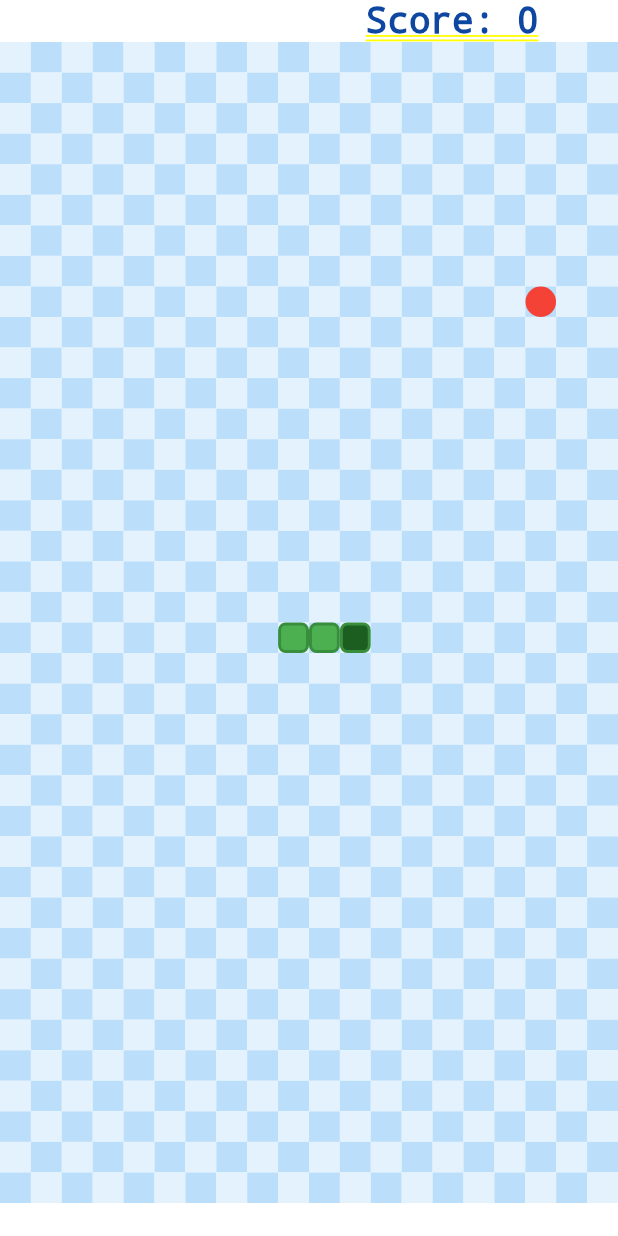
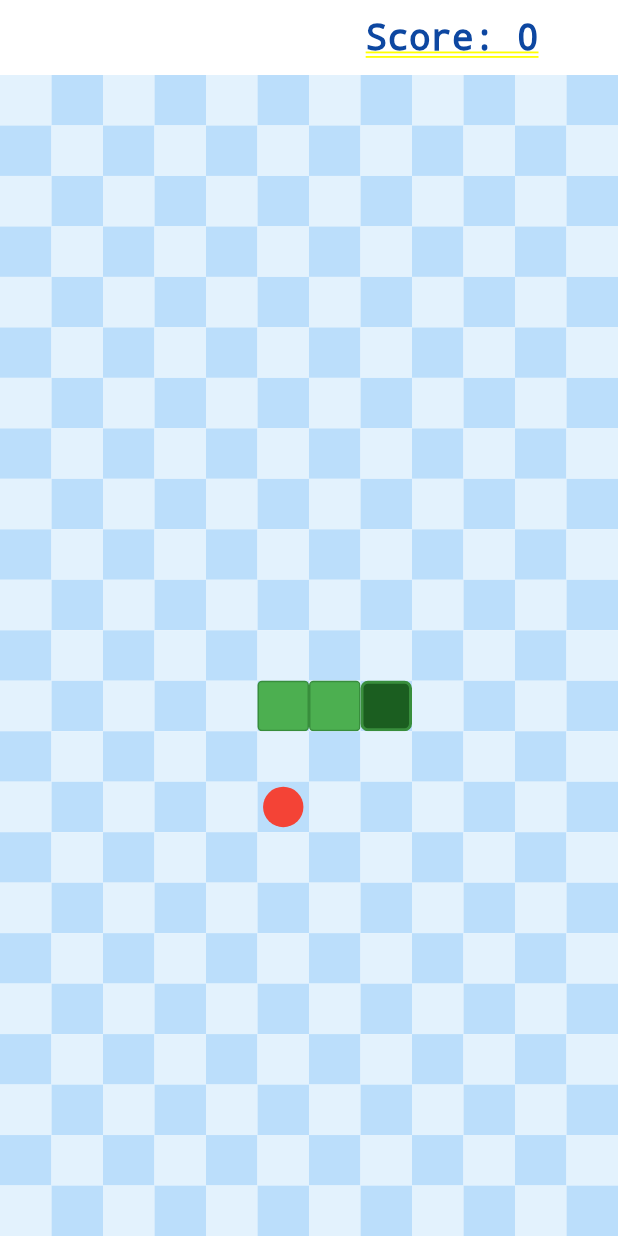
Before and after one commit to vssenko/flutter-snake, a Flutter app: the screen it shows after launch, after a tap on "New Game", on a phone screen of 412 x 824 dp. Run offline on Flutter 3.47's test engine with Material 2 defaults, Android fonts, the phone set to English and light mode, and no system bars.

Commit message:
Fix bait alignment.

```diff
--- a/lib/screens/game/field.dart
+++ b/lib/screens/game/field.dart
@@ -63,7 +63,7 @@ class Field extends StatelessWidget {
       color: light ? lightSquareColor : darkSquareColor,
       height: squareSize.height,
       width: squareSize.width,
-      child: widgetContent,
+      child: Align(alignment: Alignment.center, child: widgetContent),
     );
   }
 }
@@ -75,8 +75,8 @@ class _Bait extends StatelessWidget {
   @override
   Widget build(BuildContext context) {
     return Container(
-      width: size.minSize,
-      height: size.minSize,
+      width: size.minSize * 0.8,
+      height: size.minSize * 0.8,
       decoration: BoxDecoration(
         color: baitColor,
         shape: BoxShape.circle,
@@ -113,8 +113,8 @@ class _SnakeBody extends StatelessWidget {
       height: size.height,
       decoration: BoxDecoration(
           color: snakeBodyColor,
-          border: Border.all(color: snakeBorderColor!, width: 2),
-          borderRadius: const BorderRadius.all(Radius.circular(5))),
+          border: Border.all(color: snakeBorderColor!, width: 1),
+          borderRadius: const BorderRadius.all(Radius.circular(3))),
     );
   }
 }
--- a/lib/screens/game/field_settings.dart
+++ b/lib/screens/game/field_settings.dart
@@ -3,8 +3,8 @@ import 'package:flutter/material.dart';
 import './field.dart';
 import '../../utils/dimensions.dart';
 
-const shortFringeSquares = 20;
-const menuBarContainerHeight = 50;
+const shortFringeSquares = 12;
+const menuBarContainerHeight = 50.0;
 
 class FieldSettings {
   SquareSize squareSize;
--- a/lib/screens/game/game.dart
+++ b/lib/screens/game/game.dart
@@ -3,9 +3,6 @@ import './game_engine.dart';
 import './field.dart';
 import './menu_bar.dart';
 import './field_settings.dart';
-
-const shortFringeSquares = 20;
-const menuBarContainerHeight = 50;
 
 class GameScreen extends StatefulWidget {
   const GameScreen({Key? key}) : super(key: key);
@@ -41,13 +38,17 @@ class _GameScreenState extends State<GameScreen> {
 
     var squareSize = fieldSettings?.squareSize;
 
-    return SizedBox(
+    return Container(
       width: double.infinity,
       height: double.infinity,
+      color: Colors.white,
       child: Column(
         children: [
-          MenuBar(
-            gameEngine: gameEngine!,
+          Container(
+            height: menuBarContainerHeight,
+            child: MenuBar(
+              gameEngine: gameEngine!,
+            ),
           ),
           Field(
             gameEngine: gameEngine!,
```
